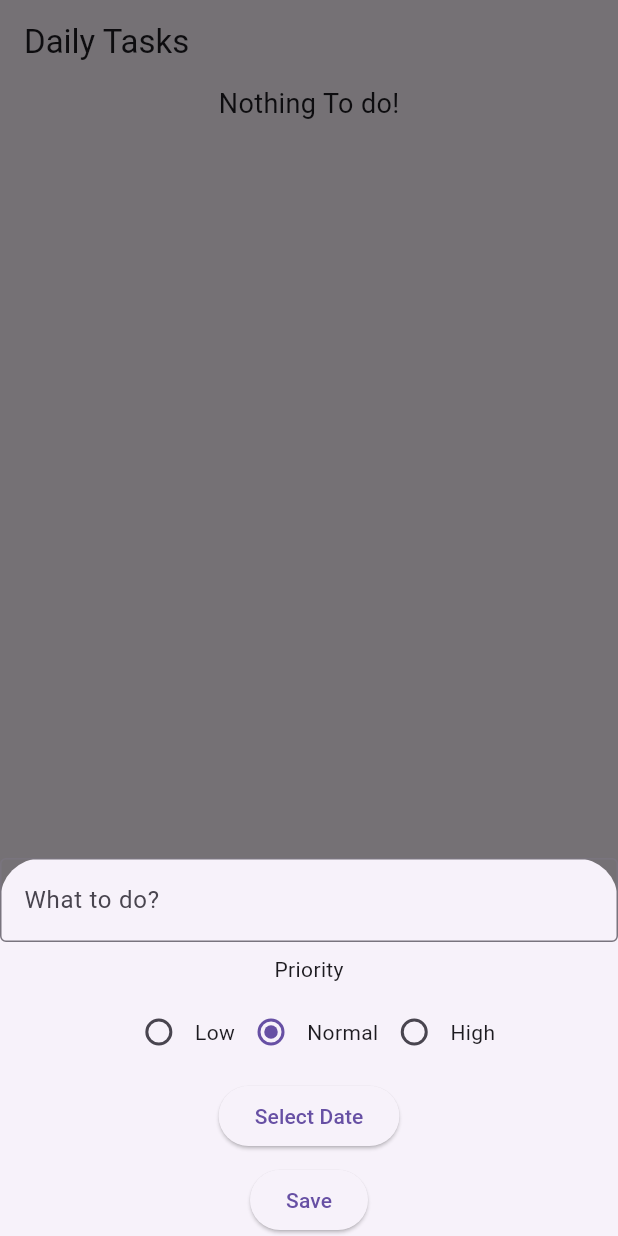
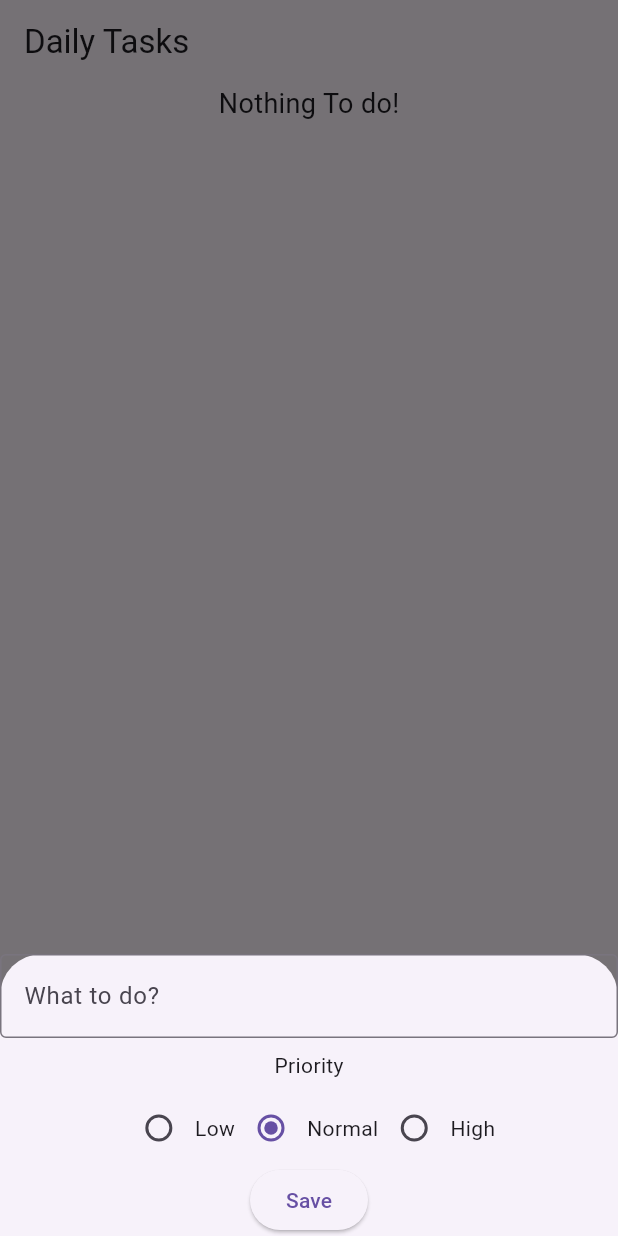
Before and after one commit to rijwan-uddin/ToDos-App, a Flutter app: the screen it shows after launch, after a tap on the "add" icon, on a phone screen of 412 x 824 dp. Run offline on Flutter 3.47's test engine with Material 3 defaults, Android fonts, the phone set to English and light mode, and no system bars; our stand-ins replace shared_preferences; missing offline and left inert: dart:ffi.

```diff
--- a/lib/todo.dart
+++ b/lib/todo.dart
@@ -1,4 +1,4 @@
-/*import 'dart:convert';
+import 'dart:convert';
 import 'dart:ffi';
 import 'package:flutter/material.dart';
 import 'package:shared_preferences/shared_preferences.dart';
@@ -259,300 +259,301 @@ class MyTodo {
 
 enum TodoPriority { Low, Normal, High }
 
-*/
-import 'dart:convert';
-import 'package:flutter/material.dart';
-import 'package:intl/intl.dart';
-
-import 'package:shared_preferences/shared_preferences.dart';
-
-class Todo extends StatefulWidget {
-  const Todo({Key? key});
-
-  @override
-  State<Todo> createState() => _TodoState();
-}
-
-class _TodoState extends State<Todo> {
-  final _controller = TextEditingController();
-  TodoPriority priority = TodoPriority.Normal;
-  late SharedPreferences _prefs;
-
-  @override
-  void initState() {
-    super.initState();
-    _loadTodoList();
-  }
-
-  Future<void> _loadTodoList() async {
-    _prefs = await SharedPreferences.getInstance();
-    setState(() {
-      MyTodo.todos = _prefs.getStringList('todos')?.map((e) => MyTodo.fromJson(jsonDecode(e))).toList() ?? [];
-    });
-  }
-
-  Future<void> _saveTodoList() async {
-    List<String> todosJson = MyTodo.todos.map((e) => jsonEncode(e.toJson())).toList();
-    await _prefs.setStringList('todos', todosJson);
-  }
-
-  @override
-  Widget build(BuildContext context) {
-    return Scaffold(
-      resizeToAvoidBottomInset: true,
-      appBar: AppBar(
-        title: Text('Daily Tasks'),
-      ),
-      floatingActionButtonLocation: FloatingActionButtonLocation.centerFloat,
-      floatingActionButton: FloatingActionButton(
-        onPressed: () {
-          addTodo();
-        },
-        child: Icon(Icons.add),
-      ),
-      body: SingleChildScrollView(
-        child: MyTodo.todos.isEmpty
-            ? Center(
-          child: Text('Nothing To do!', style: TextStyle(fontSize: 18)),
-        )
-            : ListView.builder(
-          shrinkWrap: true,
-          physics: NeverScrollableScrollPhysics(),
-          itemCount: MyTodo.todos.length,
-          itemBuilder: (context, index) {
-            final todo = MyTodo.todos[index];
-            return TodoItem(
-              todo: todo,
-              onChanged: (value) {
-                setState(() {
-                  MyTodo.todos[index].completed = value;
-                  _saveTodoList();
-                });
-              },
-              onDelete: () {
-                setState(() {
-                  MyTodo.todos.removeAt(index);
-                  _saveTodoList();
-                });
-              },
-            );
-          },
-        ),
-      ),
-    );
-  }
-
-  void addTodo() {
-    DateTime selectedDate = DateTime.now(); // Initialize with current date
-
-    showModalBottomSheet(
-      isScrollControlled: true,
-      context: context,
-      builder: (context) => StatefulBuilder(
-        builder: (context, setBuilderState) => Padding(
-          padding: EdgeInsets.only(
-            bottom: MediaQuery.of(context).viewInsets.bottom,
-          ),
-          child: Column(
-            mainAxisSize: MainAxisSize.min,
-            children: [
-              TextField(
-                controller: _controller,
-                decoration: InputDecoration(
-                  hintText: 'What to do?',
-                  border: OutlineInputBorder(),
-                ),
-              ),
-              Padding(
-                padding: const EdgeInsets.symmetric(vertical: 8.0),
-                child: Text('Priority'),
-              ),
-              Row(
-                mainAxisAlignment: MainAxisAlignment.center,
-                children: [
-                  Radio<TodoPriority>(
-                    value: TodoPriority.Low,
-                    groupValue: priority,
-                    onChanged: (value) {
-                      setBuilderState(() {
-                        priority = value!;
-                      });
-                    },
-                  ),
-                  Text(TodoPriority.Low.name),
-                  Radio<TodoPriority>(
-                    value: TodoPriority.Normal,
-                    groupValue: priority,
-                    onChanged: (value) {
-                      setBuilderState(() {
-                        priority = value!;
-                      });
-                    },
-                  ),
-                  Text(TodoPriority.Normal.name),
-                  Radio<TodoPriority>(
-                    value: TodoPriority.High,
-                    groupValue: priority,
-                    onChanged: (value) {
-                      setBuilderState(() {
-                        priority = value!;
-                      });
-                    },
-                  ),
-                  Text(TodoPriority.High.name),
-                ],
-              ),
-              Padding(
-                padding: const EdgeInsets.symmetric(vertical: 8.0),
-                child: ElevatedButton(
-                  onPressed: () async {
-                    final pickedDate = await showDatePicker(
-                      context: context,
-                      initialDate: DateTime.now(),
-                      firstDate: DateTime.now(),
-                      lastDate: DateTime(DateTime.now().year + 1),
-                    );
-
-                    if (pickedDate != null) {
-                      setBuilderState(() {
-                        selectedDate = pickedDate;
-                      });
-                    }
-                  },
-                  child: Text('Select Date'),
-                ),
-              ),
-              ElevatedButton(
-                onPressed: () {
-                  _save(selectedDate);
-                },
-                child: Text('Save'),
-              ),
-            ],
-          ),
-        ),
-      ),
-    );
-  }
-
-  void _save(DateTime selectedDate) {
-    if (_controller.text.isEmpty) {
-      showMsg(context, 'Input must not be empty');
-      return;
-    }
-    final todo = MyTodo(
-      id: DateTime.now().millisecondsSinceEpoch,
-      name: _controller.text,
-      priority: priority,
-      selectedDate: selectedDate,
-    );
-    MyTodo.todos.add(todo);
-    _controller.clear();
-    setState(() {});
-    _saveTodoList();
-    Navigator.pop(context);
-  }
-}
-
-void showMsg(BuildContext context, String s) {
-  showDialog(
-    context: context,
-    builder: (context) => AlertDialog(
-      title: Text('Caution!'),
-      content: Text(s),
-      actions: [
-        TextButton(
-          onPressed: () => Navigator.pop(context),
-          child: Text('Close'),
-        ),
-      ],
-    ),
-  );
-}
-
-class TodoItem extends StatelessWidget {
-  final MyTodo todo;
-  final Function(bool) onChanged;
-  final VoidCallback onDelete;
-
-  const TodoItem({
-    Key? key,
-    required this.todo,
-    required this.onChanged,
-    required this.onDelete,
-  });
-
-  @override
-  Widget build(BuildContext context) {
-    return Card(
-      child: ListTile(
-        title: Column(
-          crossAxisAlignment: CrossAxisAlignment.start,
-          children: [
-            Text(
-              todo.name,
-              style: TextStyle(
-                decoration: todo.completed ? TextDecoration.lineThrough : null,
-              ),
-            ),
-            Text(
-              'Selected Date: ${DateFormat.yMMMd().format(todo.selectedDate)}',
-              style: TextStyle(fontSize: 12),
-            ),
-          ],
-        ),
-        subtitle: Text('Priority: ${todo.priority.name}'),
-        trailing: IconButton(
-          icon: Icon(Icons.delete),
-          onPressed: onDelete,
-        ),
-        leading: Checkbox(
-          value: todo.completed,
-          onChanged: (value) {
-            onChanged(value!);
-          },
-        ),
-      ),
-    );
-  }
-}
-
-class MyTodo {
-  int id;
-  String name;
-  bool completed;
-  TodoPriority priority;
-  DateTime selectedDate;
-
-  MyTodo({
-    required this.id,
-    required this.name,
-    this.completed = false,
-    required this.priority,
-    required this.selectedDate,
-  });
-
-  factory MyTodo.fromJson(Map<String, dynamic> json) {
-    return MyTodo(
-      id: json['id'],
-      name: json['name'],
-      completed: json['completed'],
-      priority: TodoPriority.values[json['priority']],
-      selectedDate: DateTime.parse(json['selectedDate']),
-    );
-  }
-
-  Map<String, dynamic> toJson() {
-    return {
-      'id': id,
-      'name': name,
-      'completed': completed,
-      'priority': priority.index,
-      'selectedDate': selectedDate.toIso8601String(),
-    };
-  }
-
-  static List<MyTodo> todos = [];
-}
-
-enum TodoPriority { Low, Normal, High }
+//calender
+// import 'dart:convert';
+// import 'package:flutter/material.dart';
+//
+//
+// import 'package:shared_preferences/shared_preferences.dart';
+//
+// class Todo extends StatefulWidget {
+//   const Todo({Key? key});
+//
+//   @override
+//   State<Todo> createState() => _TodoState();
+// }
+//
+// class _TodoState extends State<Todo> {
+//   final _controller = TextEditingController();
+//   TodoPriority priority = TodoPriority.Normal;
+//   late SharedPreferences _prefs;
+//
+//   @override
+//   void initState() {
+//     super.initState();
+//     _loadTodoList();
+//   }
+//
+//   Future<void> _loadTodoList() async {
+//     _prefs = await SharedPreferences.getInstance();
+//     setState(() {
+//       MyTodo.todos = _prefs.getStringList('todos')?.map((e) => MyTodo.fromJson(jsonDecode(e))).toList() ?? [];
+//     });
+//   }
+//
+//   Future<void> _saveTodoList() async {
+//     List<String> todosJson = MyTodo.todos.map((e) => jsonEncode(e.toJson())).toList();
+//     await _prefs.setStringList('todos', todosJson);
+//   }
+//
+//   @override
+//   Widget build(BuildContext context) {
+//     return Scaffold(
+//       resizeToAvoidBottomInset: true,
+//       appBar: AppBar(
+//         title: Text('Daily Tasks'),
+//       ),
+//       floatingActionButtonLocation: FloatingActionButtonLocation.centerFloat,
+//       floatingActionButton: FloatingActionButton(
+//         onPressed: () {
+//           addTodo();
+//         },
+//         child: Icon(Icons.add),
+//       ),
+//       body: SingleChildScrollView(
+//         child: MyTodo.todos.isEmpty
+//             ? Center(
+//           child: Text('Nothing To do!', style: TextStyle(fontSize: 18)),
+//         )
+//             : ListView.builder(
+//           shrinkWrap: true,
+//           physics: NeverScrollableScrollPhysics(),
+//           itemCount: MyTodo.todos.length,
+//           itemBuilder: (context, index) {
+//             final todo = MyTodo.todos[index];
+//             return TodoItem(
+//               todo: todo,
+//               onChanged: (value) {
+//                 setState(() {
+//                   MyTodo.todos[index].completed = value;
+//                   _saveTodoList();
+//                 });
+//               },
+//               onDelete: () {
+//                 setState(() {
+//                   MyTodo.todos.removeAt(index);
+//                   _saveTodoList();
+//                 });
+//               },
+//             );
+//           },
+//         ),
+//       ),
+//     );
+//   }
+//
+//   void addTodo() {
+//     DateTime selectedDate = DateTime.now(); // Initialize with current date
+//
+//     showModalBottomSheet(
+//       isScrollControlled: true,
+//       context: context,
+//       builder: (context) => StatefulBuilder(
+//         builder: (context, setBuilderState) => Padding(
+//           padding: EdgeInsets.only(
+//             bottom: MediaQuery.of(context).viewInsets.bottom,
+//           ),
+//           child: Column(
+//             mainAxisSize: MainAxisSize.min,
+//             children: [
+//               TextField(
+//                 controller: _controller,
+//                 decoration: InputDecoration(
+//                   hintText: 'What to do?',
+//                   border: OutlineInputBorder(),
+//                 ),
+//               ),
+//               Padding(
+//                 padding: const EdgeInsets.symmetric(vertical: 8.0),
+//                 child: Text('Priority'),
+//               ),
+//               Row(
+//                 mainAxisAlignment: MainAxisAlignment.center,
+//                 children: [
+//                   Radio<TodoPriority>(
+//                     value: TodoPriority.Low,
+//                     groupValue: priority,
+//                     onChanged: (value) {
+//                       setBuilderState(() {
+//                         priority = value!;
+//                       });
+//                     },
+//                   ),
+//                   Text(TodoPriority.Low.name),
+//                   Radio<TodoPriority>(
+//                     value: TodoPriority.Normal,
+//                     groupValue: priority,
+//                     onChanged: (value) {
+//                       setBuilderState(() {
+//                         priority = value!;
+//                       });
+//                     },
+//                   ),
+//                   Text(TodoPriority.Normal.name),
+//                   Radio<TodoPriority>(
+//                     value: TodoPriority.High,
+//                     groupValue: priority,
+//                     onChanged: (value) {
+//                       setBuilderState(() {
+//                         priority = value!;
+//                       });
+//                     },
+//                   ),
+//                   Text(TodoPriority.High.name),
+//                 ],
+//               ),
+//               Padding(
+//                 padding: const EdgeInsets.symmetric(vertical: 8.0),
+//                 child: ElevatedButton(
+//                   onPressed: () async {
+//                     final pickedDate = await showDatePicker(
+//                       context: context,
+//                       initialDate: DateTime.now(),
+//                       firstDate: DateTime.now(),
+//                       lastDate: DateTime(DateTime.now().year + 1),
+//                     );
+//
+//                     if (pickedDate != null) {
+//                       setBuilderState(() {
+//                         selectedDate = pickedDate;
+//                       });
+//                     }
+//                   },
+//                   child: Text('Select Date'),
+//                 ),
+//               ),
+//               ElevatedButton(
+//                 onPressed: () {
+//                   _save(selectedDate);
+//                 },
+//                 child: Text('Save'),
+//               ),
+//             ],
+//           ),
+//         ),
+//       ),
+//     );
+//   }
+//
+//   void _save(DateTime selectedDate) {
+//     if (_controller.text.isEmpty) {
+//       showMsg(context, 'Input must not be empty');
+//       return;
+//     }
+//     final todo = MyTodo(
+//       id: DateTime.now().millisecondsSinceEpoch,
+//       name: _controller.text,
+//       priority: priority,
+//       selectedDate: selectedDate,
+//     );
+//     MyTodo.todos.add(todo);
+//     _controller.clear();
+//     setState(() {});
+//     _saveTodoList();
+//     Navigator.pop(context);
+//   }
+// }
+//
+// void showMsg(BuildContext context, String s) {
+//   showDialog(
+//     context: context,
+//     builder: (context) => AlertDialog(
+//       title: Text('Caution!'),
+//       content: Text(s),
+//       actions: [
+//         TextButton(
+//           onPressed: () => Navigator.pop(context),
+//           child: Text('Close'),
+//         ),
+//       ],
+//     ),
+//   );
+// }
+//
+// class TodoItem extends StatelessWidget {
+//   final MyTodo todo;
+//   final Function(bool) onChanged;
+//   final VoidCallback onDelete;
+//
+//   const TodoItem({
+//     Key? key,
+//     required this.todo,
+//     required this.onChanged,
+//     required this.onDelete,
+//   });
+//
+//   @override
+//   Widget build(BuildContext context) {
+//     return Card(
+//       child: ListTile(
+//         title: Column(
+//           crossAxisAlignment: CrossAxisAlignment.start,
+//           children: [
+//             Text(
+//               todo.name,
+//               style: TextStyle(
+//                 decoration: todo.completed ? TextDecoration.lineThrough : null,
+//               ),
+//             ),
+//             Text(
+//               'Selected Date: ${DateFormat.yMMMd().format(todo.selectedDate)}',
+//               style: TextStyle(fontSize: 12),
+//             ),
+//           ],
+//         ),
+//         subtitle: Text('Priority: ${todo.priority.name}'),
+//         trailing: IconButton(
+//           icon: Icon(Icons.delete),
+//           onPressed: onDelete,
+//         ),
+//         leading: Checkbox(
+//           value: todo.completed,
+//           onChanged: (value) {
+//             onChanged(value!);
+//           },
+//         ),
+//       ),
+//     );
+//   }
+// }
+//
+// class MyTodo {
+//   int id;
+//   String name;
+//   bool completed;
+//   TodoPriority priority;
+//   DateTime selectedDate;
+//
+//   MyTodo({
+//     required this.id,
+//     required this.name,
+//     this.completed = false,
+//     required this.priority,
+//     required this.selectedDate,
+//   });
+//
+//   factory MyTodo.fromJson(Map<String, dynamic> json) {
+//     return MyTodo(
+//       id: json['id'],
+//       name: json['name'],
+//       completed: json['completed'],
+//       priority: TodoPriority.values[json['priority']],
+//       selectedDate: DateTime.parse(json['selectedDate']),
+//     );
+//   }
+//
+//   Map<String, dynamic> toJson() {
+//     return {
+//       'id': id,
+//       'name': name,
+//       'completed': completed,
+//       'priority': priority.index,
+//       'selectedDate': selectedDate.toIso8601String(),
+//     };
+//   }
+//
+//   static List<MyTodo> todos = [];
+// }
+//
+// enum TodoPriority { Low, Normal, High }
+//
--- a/pubspec.yaml
+++ b/pubspec.yaml
@@ -31,7 +31,6 @@ dependencies:
   flutter:
     sdk: flutter
   shared_preferences: ^2.0.8
-  intl: ^0.17.0
 
 
   # The following adds the Cupertino Icons font to your application.
```
Also changed, not shown: pubspec.lock, 32 other files.
